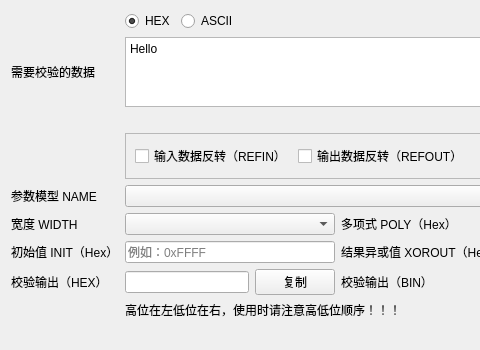
First picture: the form in src/Tools/Tools_CRCCalculator/CRCCalculator.ui, repository x-tools-author/x-tools, before the edit; both pictures show x 0 to 480 and y 0 to 350 of the 728 by 350 pixel window.
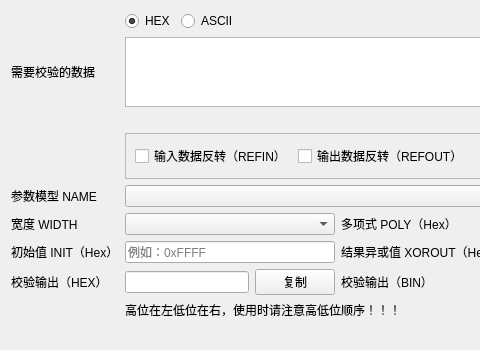
Second picture: the form after the edit.

What changed in the file:
```diff
--- a/src/Tools/Tools_CRCCalculator/CRCCalculator.ui
+++ b/src/Tools/Tools_CRCCalculator/CRCCalculator.ui
@@ -38,7 +38,7 @@
 &lt;html&gt;&lt;head&gt;&lt;meta name=&quot;qrichtext&quot; content=&quot;1&quot; /&gt;&lt;style type=&quot;text/css&quot;&gt;
 p, li { white-space: pre-wrap; }
 &lt;/style&gt;&lt;/head&gt;&lt;body style=&quot; font-family:'SimSun'; font-size:9pt; font-weight:400; font-style:normal;&quot;&gt;
-&lt;p style=&quot; margin-top:0px; margin-bottom:0px; margin-left:0px; margin-right:0px; -qt-block-indent:0; text-indent:0px;&quot;&gt;Hello&lt;/p&gt;&lt;/body&gt;&lt;/html&gt;</string>
+&lt;p style=&quot;-qt-paragraph-type:empty; margin-top:0px; margin-bottom:0px; margin-left:0px; margin-right:0px; -qt-block-indent:0; text-indent:0px;&quot;&gt;&lt;br /&gt;&lt;/p&gt;&lt;/body&gt;&lt;/html&gt;</string>
      </property>
     </widget>
    </item>
```
Left out of the diff: 16 changed lines with no effect on the pictures.
